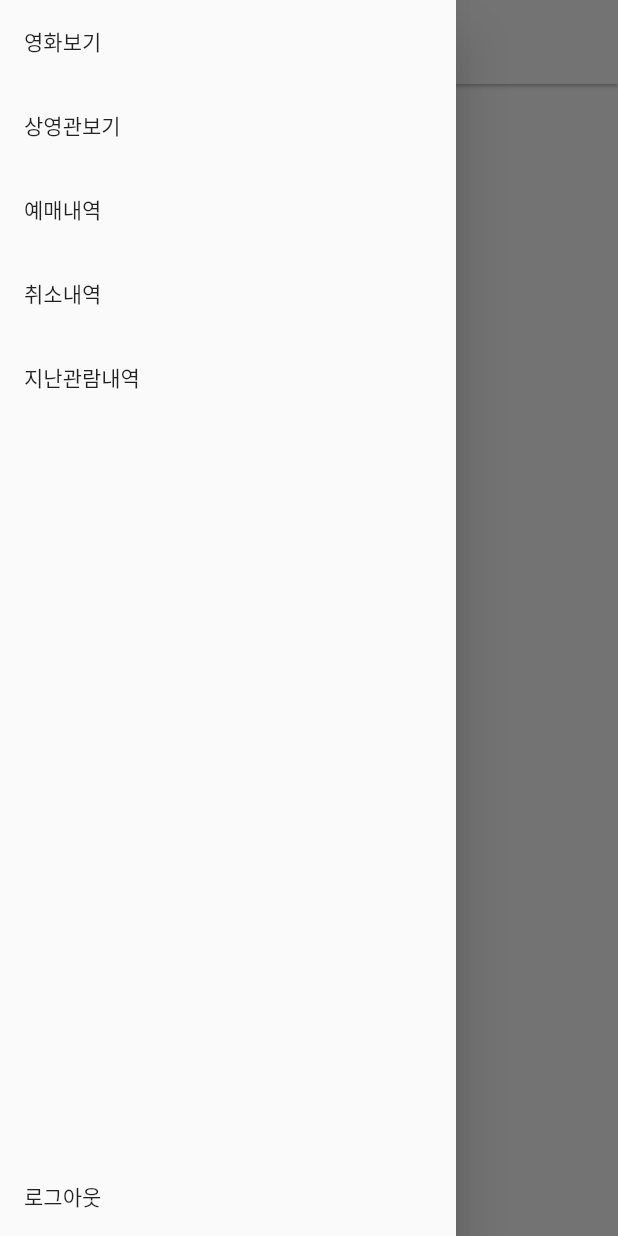
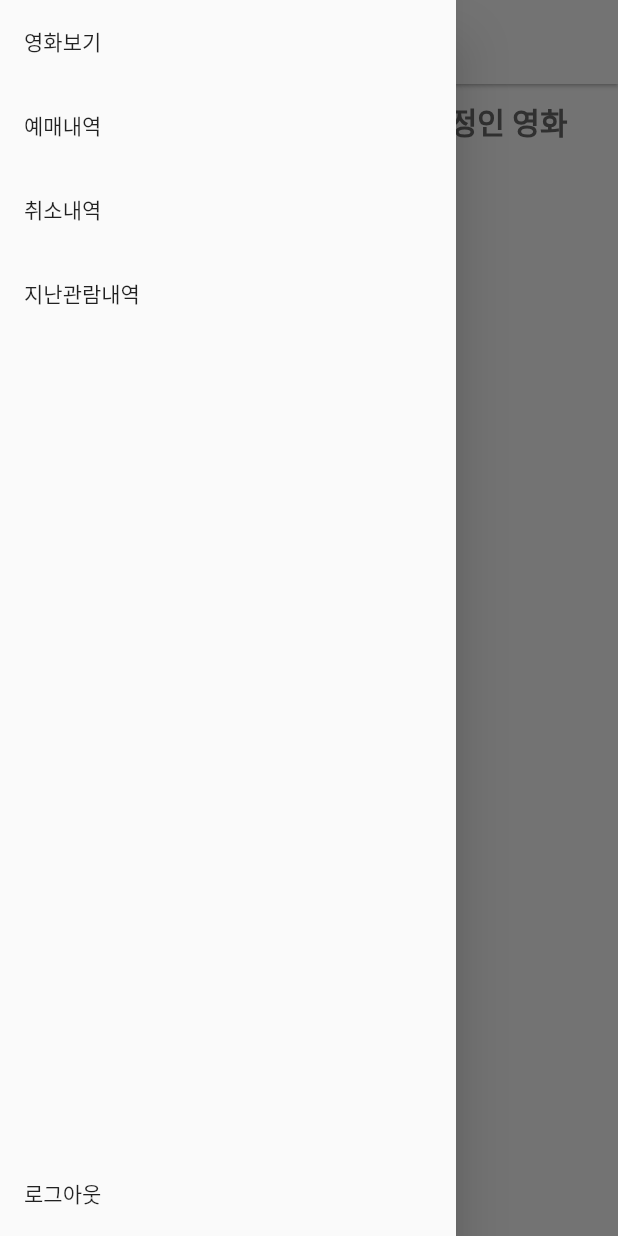
Before and after one commit to yunjunghun0116/DatabaseTP, a Flutter app: the MainScreen screen opened directly, with the side drawer open, on a phone screen of 412 x 824 dp. Run offline on Flutter 3.47's test engine with Material 2 defaults, Android fonts, the light colour scheme and no system bars; our stand-ins replace cloud_firestore, file_picker, firebase_core, firebase_storage, flutter_datetime_picker, get and 1 more; accounts and stored records are empty.

Commit message:
movie 예매하기

```diff
--- a/movie_cnu_mobile/lib/controllers/user_controller.dart
+++ b/movie_cnu_mobile/lib/controllers/user_controller.dart
@@ -28,7 +28,7 @@ class UserController extends GetxController {
     return false;
   }
 
-  void signOut() {
+  Future<void> signOut()async {
     user = null;
     update();
   }
--- a/movie_cnu_mobile/lib/main.dart
+++ b/movie_cnu_mobile/lib/main.dart
@@ -27,7 +27,7 @@ class MyApp extends StatelessWidget {
         Get.put(MovieController());
         Get.put(UserController());
       }),
-      home: MainScreen(),
+      home: const LoginScreen(),
     );
   }
 }
--- a/movie_cnu_mobile/lib/screens/main_screen.dart
+++ b/movie_cnu_mobile/lib/screens/main_screen.dart
@@ -2,6 +2,7 @@ import 'package:flutter/material.dart';
 import 'package:movie_cnu_mobile/constants.dart';
 import 'package:movie_cnu_mobile/controllers/user_controller.dart';
 import 'package:movie_cnu_mobile/screens/history_screen.dart';
+import 'package:movie_cnu_mobile/screens/login_screen.dart';
 import 'package:movie_cnu_mobile/screens/movie_screen.dart';
 import 'package:movie_cnu_mobile/screens/theater_screen.dart';
 
@@ -19,10 +20,8 @@ class _MainScreenState extends State<MainScreen> {
       case 0:
         return const MovieScreen();
       case 1:
-        return const TheaterScreen();
       case 2:
       case 3:
-      case 4:
         return HistoryScreen(statusIndex: _currentIndex);
       default:
         return Container();
@@ -45,7 +44,7 @@ class _MainScreenState extends State<MainScreen> {
                   _currentIndex = 0;
                 });
               }),
-              _drawerTile(context, '상영관보기', () {
+              _drawerTile(context, '예매내역', () {
                 if (Navigator.canPop(context)) {
                   Navigator.pop(context);
                 }
@@ -53,7 +52,7 @@ class _MainScreenState extends State<MainScreen> {
                   _currentIndex = 1;
                 });
               }),
-              _drawerTile(context, '예매내역', () {
+              _drawerTile(context, '취소내역', () {
                 if (Navigator.canPop(context)) {
                   Navigator.pop(context);
                 }
@@ -61,7 +60,7 @@ class _MainScreenState extends State<MainScreen> {
                   _currentIndex = 2;
                 });
               }),
-              _drawerTile(context, '취소내역', () {
+              _drawerTile(context, '지난관람내역', () {
                 if (Navigator.canPop(context)) {
                   Navigator.pop(context);
                 }
@@ -69,24 +68,15 @@ class _MainScreenState extends State<MainScreen> {
                   _currentIndex = 3;
                 });
               }),
-              _drawerTile(context, '지난관람내역', () {
-                if (Navigator.canPop(context)) {
-                  Navigator.pop(context);
-                }
-                setState(() {
-                  _currentIndex = 4;
-                });
+              const Spacer(),
+              _drawerTile(context, '로그아웃', () async {
+                var navigator = Navigator.of(context);
+                await UserController.to.signOut();
+                navigator.pushAndRemoveUntil(
+                    MaterialPageRoute(builder: (context) {
+                  return const LoginScreen();
+                }), (route) => false);
               }),
-              Spacer(),
-              GestureDetector(
-                onTap: (){
-
-                },
-                child: Container(
-                  padding: const EdgeInsets.all(16),
-                  child: Text('로그아웃'),
-                ),
-              ),
             ],
           ),
         ),
--- a/movie_cnu_mobile/lib/screens/movie_screen.dart
+++ b/movie_cnu_mobile/lib/screens/movie_screen.dart
@@ -2,76 +2,90 @@ import 'package:flutter/material.dart';
 import 'package:movie_cnu_mobile/constants.dart';
 import 'package:movie_cnu_mobile/controllers/movie_controller.dart';
 import 'package:movie_cnu_mobile/screens/movie_detail_screen.dart';
+import 'package:movie_cnu_mobile/widgets/movie_list_tile.dart';
 
 import '../models/movie.dart';
 
-class MovieScreen extends StatelessWidget {
+class MovieScreen extends StatefulWidget {
   const MovieScreen({Key? key}) : super(key: key);
 
   @override
+  State<MovieScreen> createState() => _MovieScreenState();
+}
+
+class _MovieScreenState extends State<MovieScreen> {
+  int _statusIndex = 0;
+  @override
   Widget build(BuildContext context) {
     return Scaffold(
-      body: FutureBuilder(
-        future: MovieController.to.getRunningMovieList(),
-        builder: (context, snapshot) {
-          if (snapshot.hasData) {
-            List<Movie> movieList = snapshot.data as List<Movie>;
-            return ListView(
-              children: [
-                Container(
-                  padding:
-                      const EdgeInsets.symmetric(horizontal: 16, vertical: 10),
-                  child: const Text(
-                    '현재 상영중인 영화',
-                    style: TextStyle(
-                      fontSize: 20,
-                      fontWeight: FontWeight.bold,
-                      color: kDarkGreyColor,
+      body: Column(
+        children: [
+          Row(
+            children: [
+              Expanded(
+                child: GestureDetector(
+                  onTap: (){
+                    setState(() {
+                      _statusIndex = 0;
+                    });
+                  },
+                  child: Container(
+                    alignment: Alignment.center,
+                    padding:
+                    const EdgeInsets.symmetric(horizontal: 16, vertical: 10),
+                    child:  Text(
+                      '현재 상영중인 영화',
+                      style: TextStyle(
+                        fontSize: 20,
+                        fontWeight: FontWeight.bold,
+                        color: _statusIndex == 0 ? kBlueColor :kDarkGreyColor,
+                      ),
                     ),
                   ),
                 ),
-                ...movieList.map((Movie movie) {
-                  return ListTile(
-                    onTap: () {
-                      Navigator.push(context, MaterialPageRoute(builder: (context){
-                        return MovieDetailScreen(movie: movie);
-                      }));
-                    },
-                    title: Text(
-                      movie.title,
-                      style: const TextStyle(
-                        fontSize: 16,
+
+              ),
+              Expanded(
+                child: GestureDetector(
+                  onTap: (){
+                    setState(() {
+                      _statusIndex = 1;
+                    });
+                  },
+                  child: Container(
+                    alignment: Alignment.center,
+                    padding:
+                    const EdgeInsets.symmetric(horizontal: 16, vertical: 10),
+                    child:  Text(
+                      '상영 예정인 영화',
+                      style: TextStyle(
+                        fontSize: 20,
                         fontWeight: FontWeight.bold,
+                        color: _statusIndex == 1 ? kBlueColor :kDarkGreyColor,
                       ),
                     ),
-                    subtitle: Column(
-                      mainAxisSize: MainAxisSize.min,
-                      crossAxisAlignment: CrossAxisAlignment.start,
-                      children: [
-                        RichText(
-                          maxLines: 1,
-                          overflow: TextOverflow.ellipsis,
-                          text: TextSpan(
-                            style: const TextStyle(color: kDarkGreyColor),
-                            children: [
-                              const TextSpan(text: '출연진 : '),
-                              ...movie.actors.map((e) {
-                                return TextSpan(text: '$e ');
-                              }).toList()
-                            ],
-                          ),
-                        ),
-                        Text(
-                            '개봉일자 : ${movie.openDate.toString().substring(0, 10)}'),
-                      ],
-                    ),
+                  ),
+                ),
+              ),
+            ],
+          ),
+          Expanded(
+            child: FutureBuilder(
+              future: MovieController.to.getRunningMovieList(_statusIndex),
+              builder: (context, snapshot) {
+                if (snapshot.hasData) {
+                  List<Movie> movieList = snapshot.data as List<Movie>;
+                  return ListView(
+                    children: movieList.map((Movie movie) {
+                    return MovieListTile(movie: movie);
+                  }).toList(),
                   );
-                }).toList()
-              ],
-            );
-          }
-          return const Center(child: CircularProgressIndicator());
-        },
+                }
+                return const Center(child: CircularProgressIndicator());
+              },
+            ),
+          ),
+        ],
       ),
     );
   }
```
Also changed, not shown: movie_cnu_mobile/lib/controllers/movie_controller.dart (+12 -2 lines), movie_cnu_mobile/lib/screens/login_screen.dart (+43 -5 lines), movie_cnu_mobile/lib/screens/reserve_screen.dart (+50 -7 lines), movie_cnu_mobile/lib/services/firebase_services.dart (+17 -0 lines), movie_cnu_mobile/lib/widgets/movie_list_tile.dart (added, +49 -0 lines).
